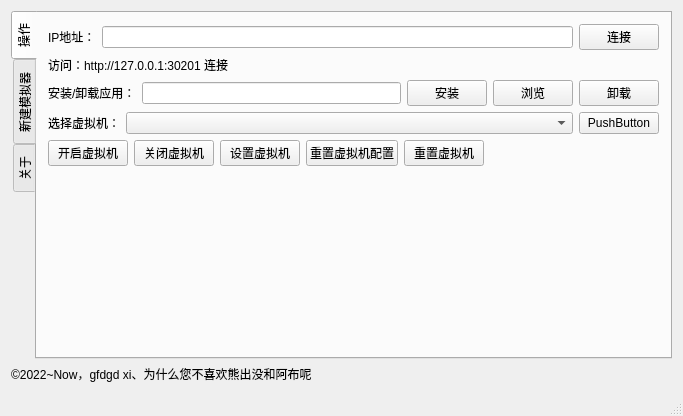
The window that Android X86/AXVM/mainwindow.ui (gfdgd-xi/uengine-runner) describes before a commit, drawn with Qt 5.
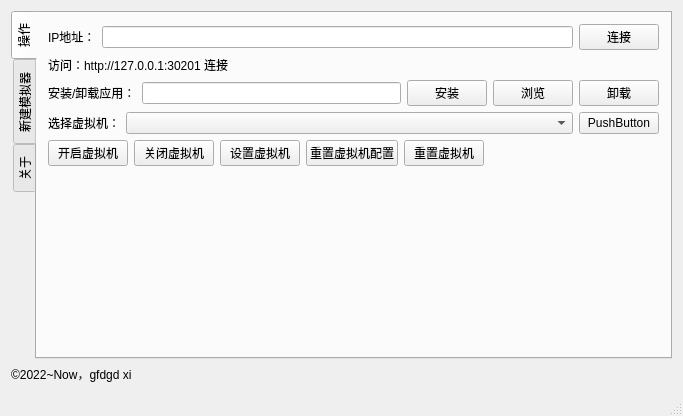
The same window after the commit.

```diff
--- a/Android X86/AXVM/mainwindow.ui
+++ b/Android X86/AXVM/mainwindow.ui
@@ -265,7 +265,7 @@
     <item>
      <widget class="QLabel" name="label_4">
       <property name="text">
-       <string>©2022~Now，gfdgd xi、为什么您不喜欢熊出没和阿布呢</string>
+       <string>©2022~Now，gfdgd xi</string>
       </property>
      </widget>
     </item>
```
